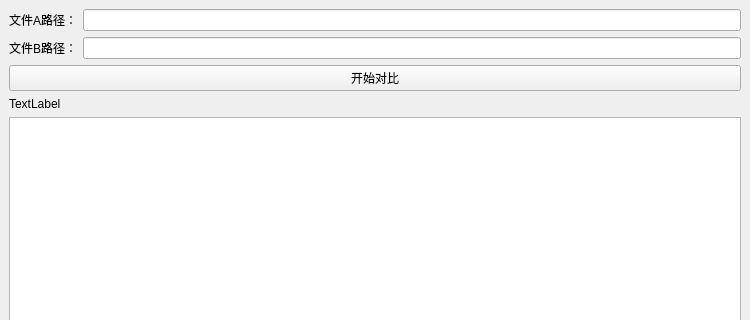
Before: the Qt Designer form mainwindow.ui in laisc7301/RuihuoFileComparison, drawn with Qt 5; both pictures show x 0 to 750 and y 0 to 320 of the 750 by 544 pixel window.
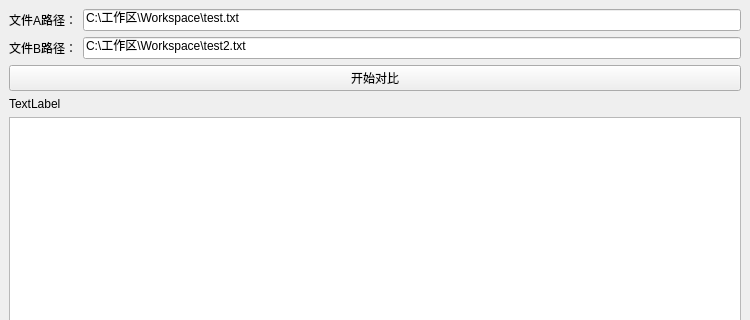
After: the same form once the commit is applied.

Patch:
```diff
--- a/mainwindow.ui
+++ b/mainwindow.ui
@@ -27,7 +27,11 @@
          </widget>
         </item>
         <item>
-         <widget class="QLineEdit" name="pathALineEdit"/>
+         <widget class="QLineEdit" name="pathALineEdit">
+          <property name="text">
+           <string>C:\工作区\Workspace\test.txt</string>
+          </property>
+         </widget>
         </item>
        </layout>
       </item>
@@ -41,7 +45,11 @@
          </widget>
         </item>
         <item>
-         <widget class="QLineEdit" name="pathBLineEdit"/>
+         <widget class="QLineEdit" name="pathBLineEdit">
+          <property name="text">
+           <string>C:\工作区\Workspace\test2.txt</string>
+          </property>
+         </widget>
         </item>
        </layout>
       </item>
```
